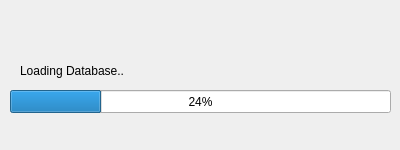
The window that ui/progressbar.ui (skuley/Crash-Statistics-Victoria-Visualization) describes before a commit, drawn with Qt 5.
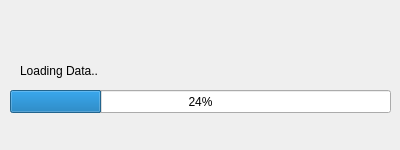
The same window after the commit.

```diff
--- a/ui/progressbar.ui
+++ b/ui/progressbar.ui
@@ -39,7 +39,7 @@
     </rect>
    </property>
    <property name="text">
-    <string>Loading Database..</string>
+    <string>Loading Data..</string>
    </property>
    <property name="scaledContents">
     <bool>true</bool>
```
